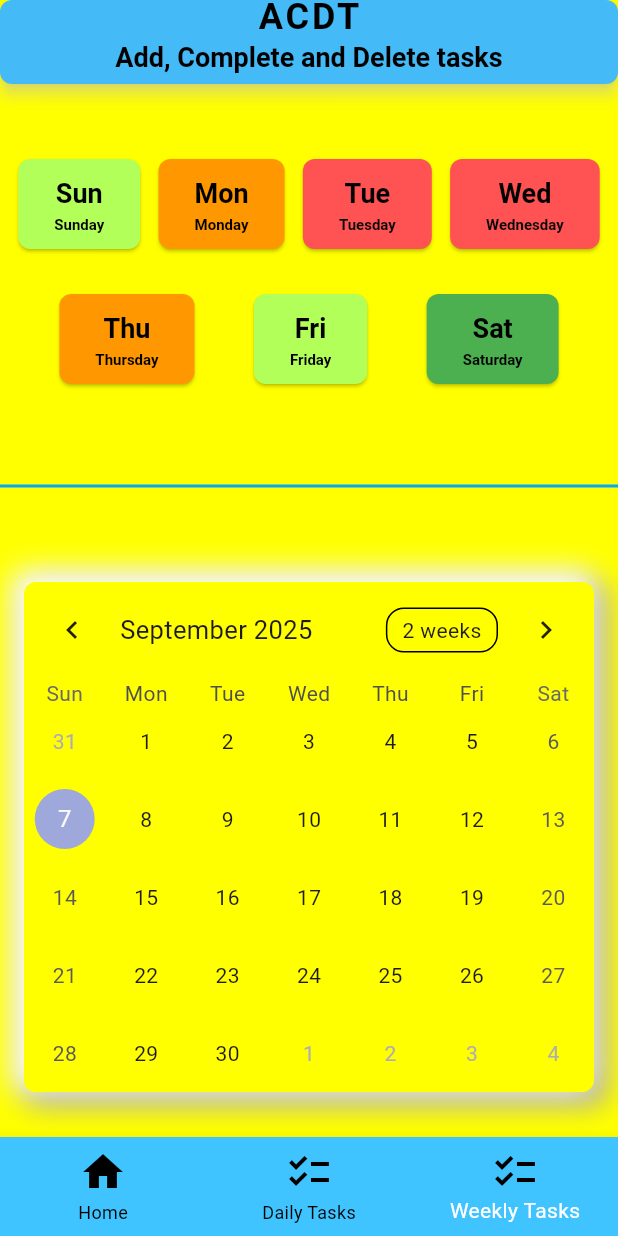
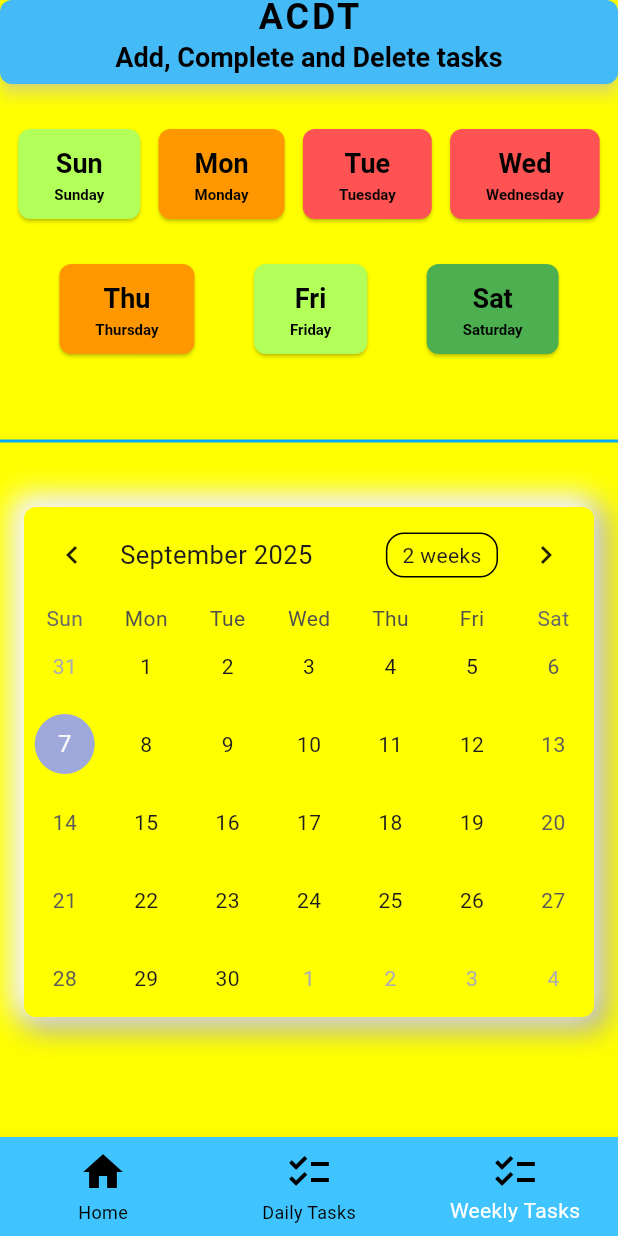
Before and after one commit to Munankarmi/complete-task, a Flutter app: the screen it shows after launch, item 3 of the bottom bar chosen, on a phone screen of 412 x 824 dp. Run offline on Flutter 3.47's test engine with Material 3 defaults, Android fonts, the phone set to English and light mode, and no system bars; drawn by our look-alikes of table_calendar; our stand-ins replace analog_clock, hive_ce, hive_ce_flutter; missing offline and left inert: alarm; accounts and stored records are empty.

Commit message:
little update before formatting disk D

```diff
--- a/lib/main.dart
+++ b/lib/main.dart
@@ -34,6 +34,7 @@ class MyApp extends StatelessWidget {
   @override
   Widget build(BuildContext context) {
     return MaterialApp(
+      debugShowCheckedModeBanner: false,
       home: HomePage(),
     );
   }
--- a/lib/pages/weekly/weekly_screen.dart
+++ b/lib/pages/weekly/weekly_screen.dart
@@ -22,7 +22,7 @@ class WeeklyScreen extends StatelessWidget {
           return Column(
             children: [
               SizedBox(
-                height: 40,
+                height: 20,
               ),
               Row(
                 mainAxisAlignment: MainAxisAlignment.spaceEvenly,
@@ -122,14 +122,14 @@ class WeeklyScreen extends StatelessWidget {
                 ],
               ),
               SizedBox(
-                height: 50,
+                height: 40,
               ),
               Divider(
                 thickness: 2,
                 color: Colors.lightBlue,
               ),
               SizedBox(
-                height: 40,
+                height: 20,
               ),
               Padding(
                 padding: const EdgeInsets.all(16.0),
```
Also changed, not shown: lib/pages/home_screen.dart (+7 -10 lines), lib/utilities/design_text.dart (+22 -8 lines), 1 other file.
